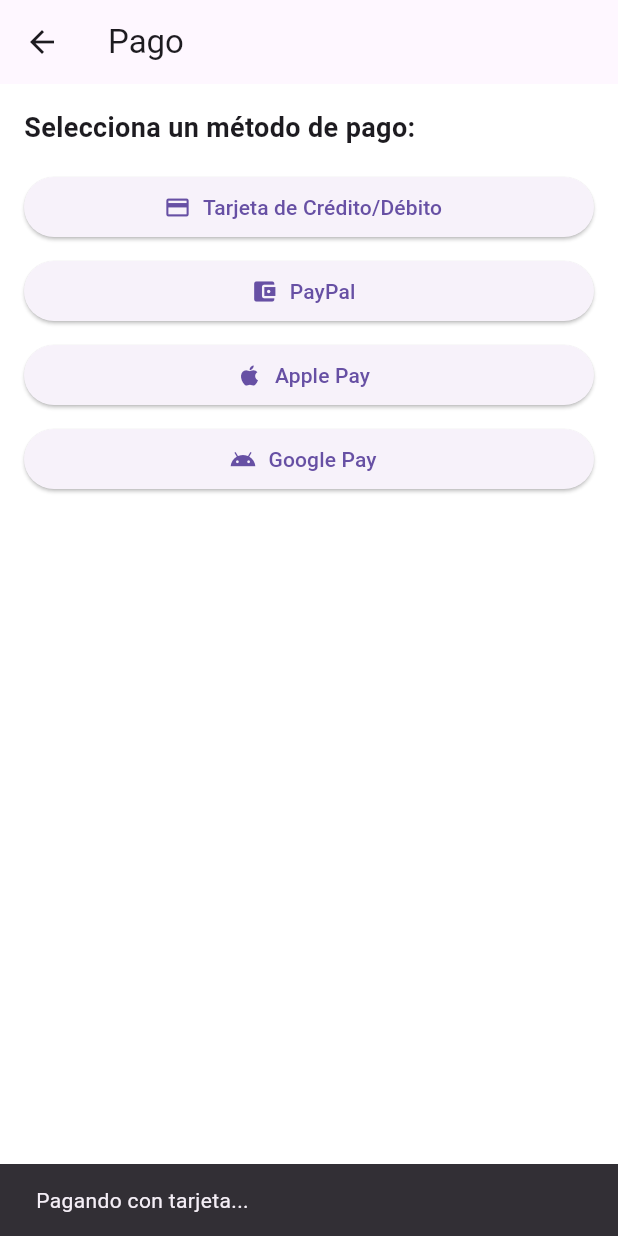
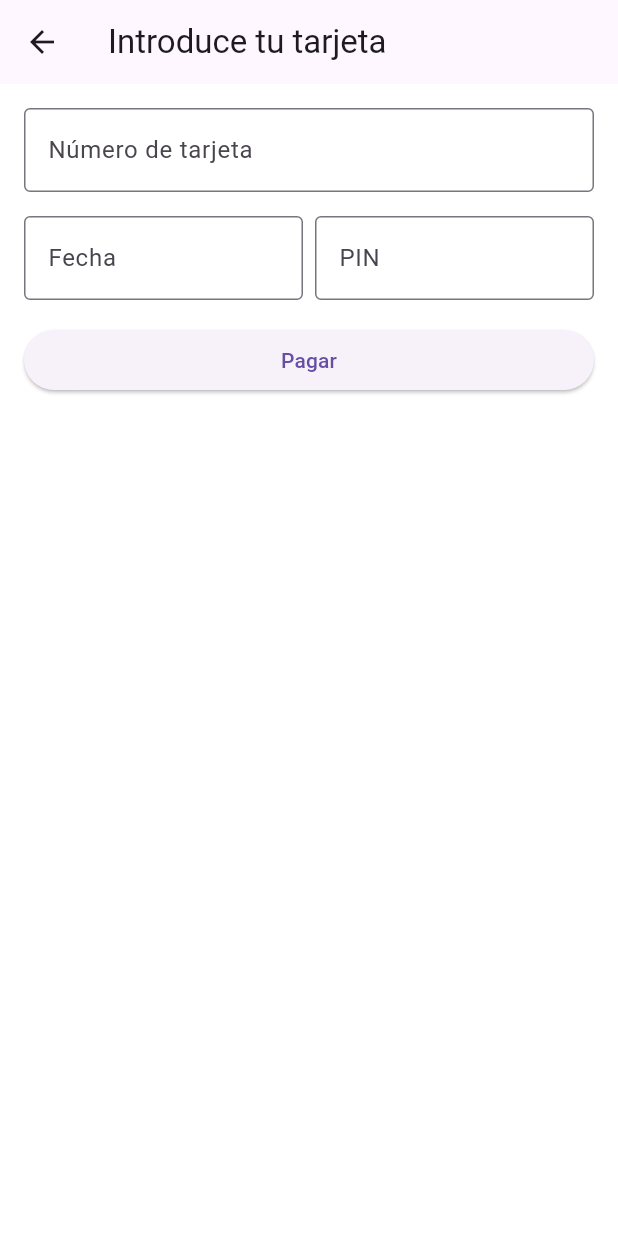
Before and after one commit to Sailok25/neomarket_flutter, a Flutter app: the PaymentScreen screen opened by its route, after a tap on "Tarjeta de Crédito/Débito", on a phone screen of 412 x 824 dp. Run offline on Flutter 3.47's test engine with Material 3 defaults, Android fonts, the phone set to English and light mode, and no system bars; our stand-ins replace image_picker; missing offline and left inert: bcrypt, mysql_client.

Commit message:
actualitzación de ventanas

```diff
--- /dev/null
+++ b/lib/card_input_screen.dart
@@ -0,0 +1,134 @@
+import 'package:flutter/material.dart';
+
+class CardInputScreen extends StatelessWidget {
+  final TextEditingController _cardNumberController = TextEditingController();
+  final TextEditingController _expirationDateController = TextEditingController();
+  final TextEditingController _pinController = TextEditingController();
+
+  @override
+  Widget build(BuildContext context) {
+    return Scaffold(
+      appBar: AppBar(title: Text('Introduce tu tarjeta')),
+      body: Padding(
+        padding: const EdgeInsets.all(16.0),
+        child: Column(
+          crossAxisAlignment: CrossAxisAlignment.stretch,
+          children: [
+            // Campo para el número de tarjeta
+            TextField(
+              controller: _cardNumberController,
+              keyboardType: TextInputType.number,
+              maxLength: 16, // Límite de 16 dígitos
+              decoration: InputDecoration(
+                labelText: 'Número de tarjeta',
+                border: OutlineInputBorder(),
+                counterText: '', // Oculta el contador de caracteres
+              ),
+            ),
+            SizedBox(height: 16),
+
+            // Campos para la fecha de caducidad y el PIN en una fila
+            Row(
+              children: [
+                Expanded(
+                  child: TextField(
+                    controller: _expirationDateController,
+                    keyboardType: TextInputType.number,
+                    maxLength: 5, // Formato MM/YY
+                    decoration: InputDecoration(
+                      labelText: 'Fecha',
+                      border: OutlineInputBorder(),
+                      counterText: '', // Oculta el contador de caracteres
+                    ),
+                  ),
+                ),
+                SizedBox(width: 8),
+                Expanded(
+                  child: TextField(
+                    controller: _pinController,
+                    keyboardType: TextInputType.number,
+                    maxLength: 4, // PIN de 4 dígitos
+                    decoration: InputDecoration(
+                      labelText: 'PIN',
+                      border: OutlineInputBorder(),
+                      counterText: '', // Oculta el contador de caracteres
+                    ),
+                  ),
+                ),
+              ],
+            ),
+            SizedBox(height: 16),
+
+            // Botón de pago
+            ElevatedButton(
+              onPressed: () {
+                final cardNumber = _cardNumberController.text;
+                final expirationDate = _expirationDateController.text;
+                final pin = _pinController.text;
+
+                // Validación del número de tarjeta
+                if (cardNumber.isEmpty) {
+                  ScaffoldMessenger.of(context).showSnackBar(
+                    SnackBar(content: Text('Por favor, introduce un número de tarjeta.')),
+                  );
+                  return;
+                }
+                if (cardNumber.length < 13 || cardNumber.length > 19) {
+                  ScaffoldMessenger.of(context).showSnackBar(
+                    SnackBar(content: Text('El número de tarjeta debe tener entre 13 y 19 dígitos.')),
+                  );
+                  return;
+                }
+
+                // Validación de la fecha de caducidad
+                if (expirationDate.isEmpty) {
+                  ScaffoldMessenger.of(context).showSnackBar(
+                    SnackBar(content: Text('Por favor, introduce la fecha de caducidad.')),
+                  );
+                  return;
+                }
+                if (!RegExp(r'^\d{2}/\d{2}$').hasMatch(expirationDate)) {
+                  ScaffoldMessenger.of(context).showSnackBar(
+                    SnackBar(content: Text('Formato de fecha inválido. Usa MM/YY.')),
+                  );
+                  return;
+                }
+
+                // Validación del PIN
+                if (pin.isEmpty) {
+                  ScaffoldMessenger.of(context).showSnackBar(
+                    SnackBar(content: Text('Por favor, introduce el PIN.')),
+                  );
+                  return;
+                }
+                if (pin.length != 4) {
+                  ScaffoldMessenger.of(context).showSnackBar(
+                    SnackBar(content: Text('El PIN debe tener 4 dígitos.')),
+                  );
+                  return;
+                }
+
+                // Validación del número de tarjeta (par o impar)
+                final number = int.tryParse(cardNumber);
+                if (number == null) {
+                  ScaffoldMessenger.of(context).showSnackBar(
+                    SnackBar(content: Text('Número de tarjeta no válido.')),
+                  );
+                  return;
+                }
+
+                // Navegar a la pantalla de resultado del pago
+                Navigator.pushNamed(
+                  context,
+                  '/resultPayment',
+                  arguments: number % 2 != 0,
+                );
+              },
+              child: Text('Pagar'),
+            ),
+          ],
+        ),
+      ),
+    );
+  }
+}
--- a/lib/payment_screen.dart
+++ b/lib/payment_screen.dart
@@ -15,48 +15,42 @@
               style: TextStyle(fontSize: 18, fontWeight: FontWeight.bold),
             ),
             SizedBox(height: 16),
-            ElevatedButton.icon(
+            ElevatedButton(
               onPressed: () {
-                // Acción para pagar con tarjeta (mockup)
+                // Navegar a la pantalla de introducción de tarjeta
+                Navigator.pushNamed(context, '/cardInput');
+              },
+              child: Text('Tarjeta de Crédito/Débito'),
+            ),
+            SizedBox(height: 8),
+            ElevatedButton(
+              onPressed: () {
+                // Acción para pagar con Google Pay (mockup)
                 ScaffoldMessenger.of(context).showSnackBar(
-                  SnackBar(content: Text('Pagando con tarjeta...')),
+                  SnackBar(content: Text('Método no implementado, utiliza tarjeta débito.')),
                 );
               },
-              icon: Icon(Icons.credit_card),
-              label: Text('Tarjeta de Crédito/Débito'),
+              child: Text('Google Pay'),
             ),
             SizedBox(height: 8),
-            ElevatedButton.icon(
+            ElevatedButton(
+              onPressed: () {
+                // Acción para pagar con Apple Pay (mockup)
+                ScaffoldMessenger.of(context).showSnackBar(
+                  SnackBar(content: Text('Método no implementado, utiliza tarjeta débito.')),
+                );
+              },
+              child: Text('Apple Pay'),
+            ),
+            SizedBox(height: 8),
+            ElevatedButton(
               onPressed: () {
                 // Acción para pagar con PayPal (mockup)
                 ScaffoldMessenger.of(context).showSnackBar(
-                  SnackBar(content: Text('Pagando con PayPal...')),
+                  SnackBar(content: Text('Método no implementado, utiliza tarjeta débito.')),
                 );
               },
-              icon: Icon(Icons.account_balance_wallet),
-              label: Text('PayPal'),
-            ),
-            SizedBox(height: 8),
-            ElevatedButton.icon(
-              onPressed: () {
-                // Acción para pagar con Apple Pay (mockup)
-                ScaffoldMessenger.of(context).showSnackBar(
-                  SnackBar(content: Text('Pagando con Apple Pay...')),
-                );
-              },
-              icon: Icon(Icons.apple),
-              label: Text('Apple Pay'),
-            ),
-            SizedBox(height: 8),
-            ElevatedButton.icon(
-              onPressed: () {
-                // Acción para pagar con Google Pay (mockup)
-                ScaffoldMessenger.of(context).showSnackBar(
-                  SnackBar(content: Text('Pagando con Google Pay...')),
-                );
-              },
-              icon: Icon(Icons.android),
-              label: Text('Google Pay'),
+              child: Text('PayPal'),
             ),
           ],
         ),
```
Also changed, not shown: lib/help_screen.dart (added, +80 -0 lines), lib/history_payments_screen.dart (added, +13 -0 lines), lib/home_screen.dart (+17 -1 lines), lib/main.dart (+8 -0 lines), lib/notifications_screen.dart (added, +13 -0 lines), lib/result_payment_screen.dart (added, +44 -0 lines), lib/edit_profile_screen.dart (added).
